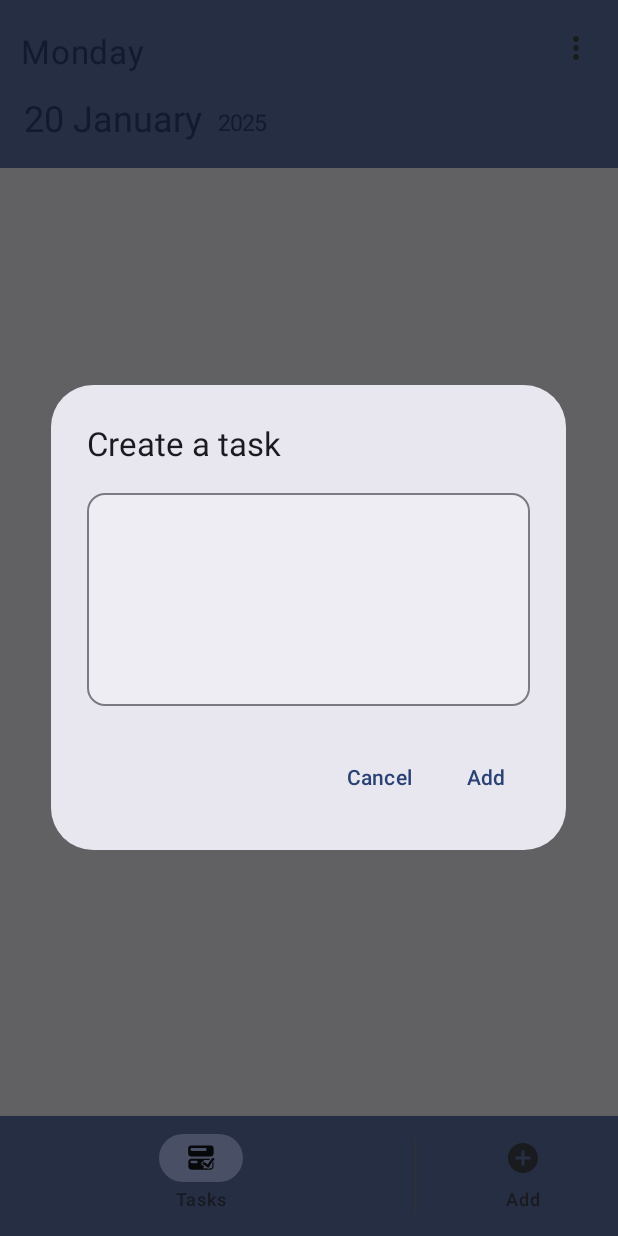
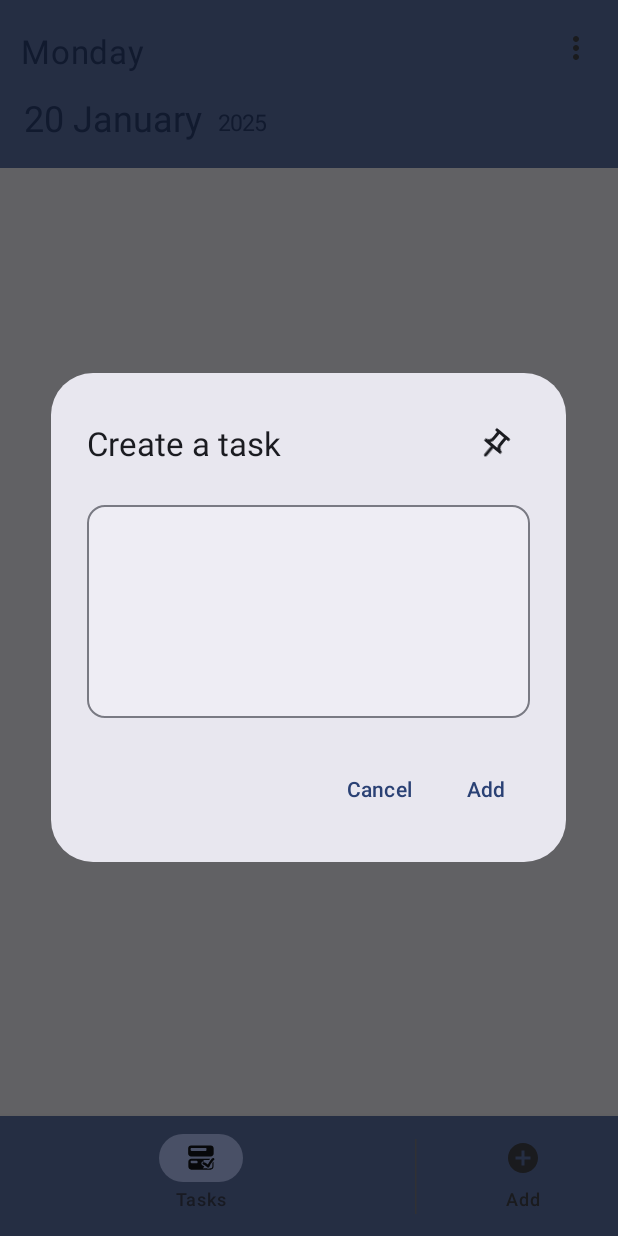
Before and after one commit to Z-Siqi/Checklist, an Android app built with Jetpack Compose: the screen it shows after launch (MainActivity), item 2 of the bottom bar chosen, on a phone screen of 412 x 824 dp. Run offline under Robolectric (Android 15) with nearby library versions, the phone set to English and light mode, and no system bars; our stand-ins replace Room's generated code.

Commit message:
Added pin option in create task dialog

```diff
--- a/app/src/main/java/com/sqz/checklist/ui/main/task/TaskLayoutViewModel.kt
+++ b/app/src/main/java/com/sqz/checklist/ui/main/task/TaskLayoutViewModel.kt
@@ -303,8 +303,8 @@ class TaskLayoutViewModel(
     }
 
     /** Insert task to database **/
-    fun insertTask(description: String) = viewModelScope.launch {
-        _databaseRepository.insertTaskData(description)
+    fun insertTask(description: String, pin: Boolean = false) = viewModelScope.launch {
+        _databaseRepository.insertTaskData(description, isPin = pin)
         updateListState()
     }
 
--- a/app/src/main/java/com/sqz/checklist/ui/main/task/layout/TaskExtendedNavButton.kt
+++ b/app/src/main/java/com/sqz/checklist/ui/main/task/layout/TaskExtendedNavButton.kt
@@ -19,6 +19,7 @@ import androidx.compose.material.icons.filled.AddCircle
 import androidx.compose.material.icons.filled.Close
 import androidx.compose.material3.ExperimentalMaterial3Api
 import androidx.compose.material3.Icon
+import androidx.compose.material3.IconButton
 import androidx.compose.material3.PlainTooltip
 import androidx.compose.material3.Text
 import androidx.compose.material3.TooltipBox
@@ -29,11 +30,14 @@ import androidx.compose.runtime.LaunchedEffect
 import androidx.compose.runtime.collectAsState
 import androidx.compose.runtime.getValue
 import androidx.compose.runtime.mutableStateOf
+import androidx.compose.runtime.remember
 import androidx.compose.runtime.rememberCoroutineScope
 import androidx.compose.runtime.saveable.rememberSaveable
 import androidx.compose.runtime.setValue
 import androidx.compose.ui.Modifier
+import androidx.compose.ui.draw.rotate
 import androidx.compose.ui.platform.LocalConfiguration
+import androidx.compose.ui.res.painterResource
 import androidx.compose.ui.res.stringResource
 import androidx.compose.ui.unit.dp
 import androidx.core.content.ContextCompat
@@ -44,6 +48,7 @@ import com.sqz.checklist.ui.main.NavTooltipContent
 import com.sqz.checklist.ui.main.OnClickType
 import com.sqz.checklist.ui.main.task.TaskLayoutViewModel
 import com.sqz.checklist.ui.material.TaskChangeContentCard
+import com.sqz.checklist.ui.material.TextTooltipBox
 import kotlinx.coroutines.launch
 
 /** Nav Extended Button Connect Data **/
@@ -115,21 +120,40 @@ fun taskExtendedNavButton(
 
     val state = rememberTextFieldState() // to add task
     val noDoNothing = stringResource(R.string.no_do_nothing)
-    if (taskAddCard) TaskChangeContentCard(
+    if (taskAddCard) {
+        var confirm by remember { mutableStateOf(false) }
+        var pin by rememberSaveable { mutableStateOf(false) }
+        TaskChangeContentCard(
             onDismissRequest = { taskAddCard = false },
             confirm = {
-            if (state.text.toString() != "") {
-                viewModel.insertTask(state.text.toString())
-                taskAddCard = false
-            } else {
+                if (state.text.toString() != "") confirm = true else {
                     Toast.makeText(view.context, noDoNothing, Toast.LENGTH_SHORT).show()
                 }
             },
             state = state,
+            extraButtonTop = {
+                val onPinClick = {
+                    pin = !pin
+                    view.playSoundEffect(SoundEffectConstants.CLICK)
+                }
+                TextTooltipBox(textRid = R.string.create_as_pin) {
+                    IconButton(onClick = onPinClick, modifier = Modifier.rotate(40f)) {
+                        Icon(
+                            painter = painterResource(if (pin) R.drawable.pinned else R.drawable.pin),
+                            contentDescription = stringResource(R.string.create_as_pin)
+                        )
+                    }
+                }
+            },
             title = stringResource(R.string.create_task),
             confirmText = stringResource(R.string.add),
             doneImeAction = true
-    ) else LaunchedEffect(true) {
+        )
+        if (confirm) {
+            viewModel.insertTask(state.text.toString(), pin)
+            taskAddCard = false
+        }
+    } else LaunchedEffect(Unit) {
         state.clearText()
     }
 
--- a/app/src/main/java/com/sqz/checklist/ui/material/Dialogs.kt
+++ b/app/src/main/java/com/sqz/checklist/ui/material/Dialogs.kt
@@ -4,6 +4,8 @@ import android.annotation.SuppressLint
 import android.view.SoundEffectConstants
 import androidx.compose.foundation.gestures.detectTapGestures
 import androidx.compose.foundation.layout.Column
+import androidx.compose.foundation.layout.Row
+import androidx.compose.foundation.layout.Spacer
 import androidx.compose.foundation.layout.fillMaxSize
 import androidx.compose.foundation.layout.fillMaxWidth
 import androidx.compose.foundation.layout.height
@@ -34,12 +36,14 @@ import androidx.compose.runtime.mutableStateOf
 import androidx.compose.runtime.rememberCoroutineScope
 import androidx.compose.runtime.saveable.rememberSaveable
 import androidx.compose.runtime.setValue
+import androidx.compose.ui.Alignment
 import androidx.compose.ui.Modifier
 import androidx.compose.ui.graphics.SolidColor
 import androidx.compose.ui.input.pointer.pointerInput
 import androidx.compose.ui.platform.LocalConfiguration
 import androidx.compose.ui.platform.LocalFocusManager
 import androidx.compose.ui.platform.LocalView
+import androidx.compose.ui.res.painterResource
 import androidx.compose.ui.res.stringResource
 import androidx.compose.ui.text.TextStyle
 import androidx.compose.ui.text.input.ImeAction
@@ -59,6 +63,8 @@ fun TaskChangeContentCard(
     title: String,
     confirmText: String,
     state: TextFieldState,
+    extraButtonTop: @Composable () -> Unit = {},
+    extraButtonBottom: @Composable () -> Unit = {},
     modifier: Modifier = Modifier,
     lineLimits: TextFieldLineLimits = TextFieldLineLimits.MultiLine(),
     doneImeAction: Boolean = false
@@ -79,6 +85,16 @@ fun TaskChangeContentCard(
             .width((LocalConfiguration.current.screenWidthDp / 1.2).dp),
         onDismissRequest = { releaseFocusAndDismiss() },
         confirmButton = {
+            Row(modifier.fillMaxWidth(), verticalAlignment = Alignment.CenterVertically) {
+                extraButtonBottom()
+                Spacer(modifier = modifier.weight(1f))
+                TextButton(onClick = {
+                    releaseFocusAndDismiss()
+                    view.playSoundEffect(SoundEffectConstants.CLICK)
+                }) {
+                    Text(text = stringResource(R.string.cancel))
+                }
+                Spacer(modifier = modifier.width(8.dp))
                 TextButton(onClick = {
                     coroutineScope.launch {
                         clearFocus = true
@@ -89,28 +105,22 @@ fun TaskChangeContentCard(
                 }) {
                     Text(text = confirmText)
                 }
-        },
-        dismissButton = {
-            TextButton(onClick = {
-                releaseFocusAndDismiss()
-                view.playSoundEffect(SoundEffectConstants.CLICK)
-            }) {
-                Text(text = stringResource(R.string.cancel))
             }
         },
         title = {
-            Text(
-                text = title,
-                fontSize = 22.sp
-            )
+            Row(verticalAlignment = Alignment.CenterVertically) {
+                Text(text = title, fontSize = 22.sp)
+                Spacer(modifier = modifier.weight(1f))
+                extraButtonTop()
+            }
         },
         text = {
             val screenHeightDp = LocalConfiguration.current.screenHeightDp
-            val height = if (screenHeightDp >= 700) {
-                (screenHeightDp / 5.8).toInt()
-            } else if (screenHeightDp < (LocalConfiguration.current.screenWidthDp / 1.2)) {
-                (screenHeightDp / 3.2).toInt()
-            } else (screenHeightDp / 5.1).toInt()
+            val height = when {
+                screenHeightDp >= 700 -> (screenHeightDp / 5.8).toInt()
+                screenHeightDp < (LocalConfiguration.current.screenWidthDp / 1.2) -> (screenHeightDp / 3.2).toInt()
+                else -> (screenHeightDp / 5.1).toInt()
+            }
             OutlinedCard(
                 modifier = modifier.fillMaxWidth() then modifier.height(height.dp),
                 colors = CardDefaults.cardColors(MaterialTheme.colorScheme.surfaceContainer)
@@ -149,8 +159,10 @@ fun TaskChangeContentCard(
 @Preview
 @Composable
 private fun TaskChangeContentCardPreview() {
+    @Composable
+    fun icon() = Icon(painter = painterResource(id = R.drawable.close), contentDescription = null)
     val state = rememberTextFieldState()
-    TaskChangeContentCard({}, {}, "TEST", "TEST", state)
+    TaskChangeContentCard({}, {}, "TEST", "TEST", state, { icon() }, { icon() })
 }
 
 
@@ -236,7 +248,9 @@ fun InfoAlertDialog(
         text = {
             val focus = LocalFocusManager.current
             OutlinedCard(
-                modifier = modifier.fillMaxWidth() then modifier.height(height.dp).pointerInput(Unit) {
+                modifier = modifier.fillMaxWidth() then modifier
+                    .height(height.dp)
+                    .pointerInput(Unit) {
                         detectTapGestures { focus.clearFocus() }
                     },
                 colors = CardDefaults.cardColors(MaterialTheme.colorScheme.surfaceContainerHigh)
--- a/app/src/main/res/values/strings.xml
+++ b/app/src/main/res/values/strings.xml
@@ -41,6 +41,7 @@
     <string name="task_reminded_time">Task has reminded \nat: %1$s</string>
     <string name="cancel_highlight">Cancel highlight at here</string>
     <string name="search">Search</string>
+    <string name="create_as_pin">Create as a pinned task</string>
 
     <!-- Notification -->
     <string name="task_reminder">Task Reminder</string>
```
Also changed, not shown: 2 other files. Lines whose indentation alone changed are shown as unchanged.
